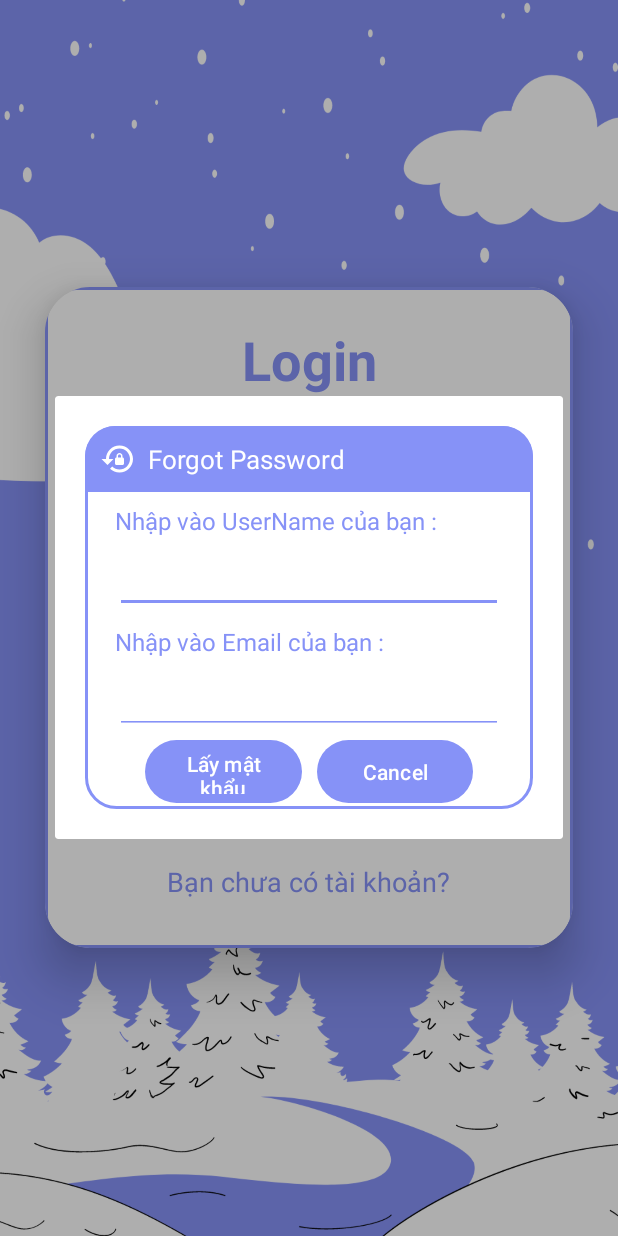
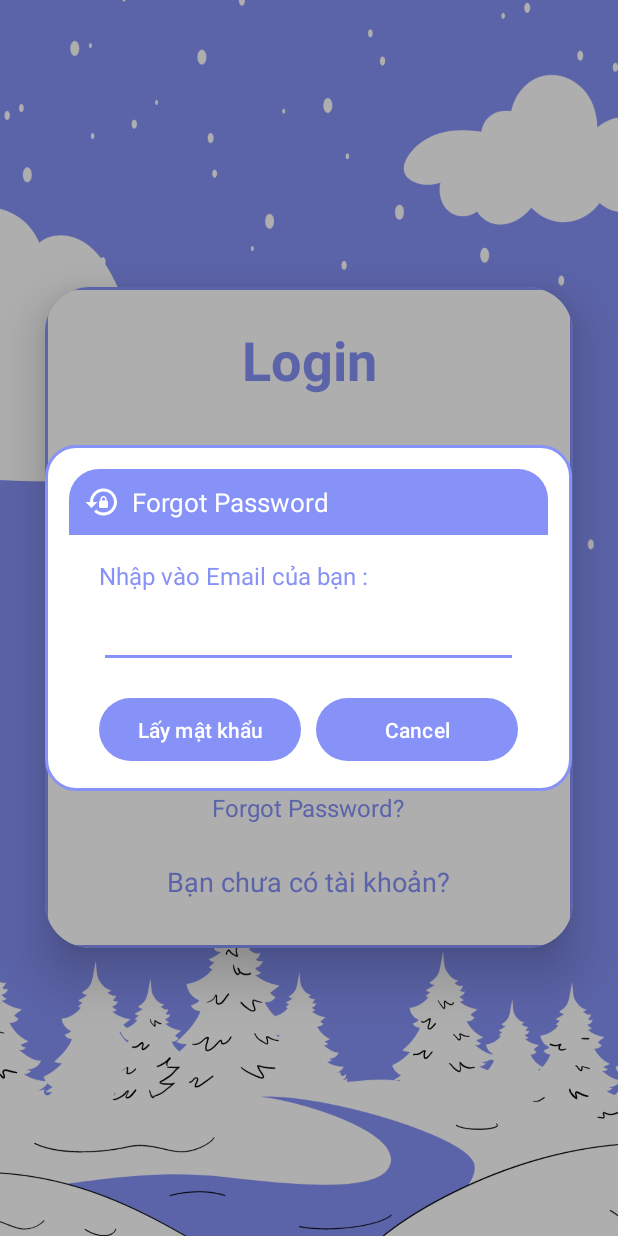
Before and after one commit to Devcujx2112/AppOrderFood, an Android app: the GUI_Login screen opened directly, with no data from a screen before it, after a tap on "Forgot Password?", on a phone screen of 412 x 824 dp. Run offline under Robolectric (Android 15) with nearby library versions, the phone set to English and light mode, and no system bars; our stand-ins replace Firebase (no records; nobody signed in at launch, a user with empty details on screens opened directly).

Commit message:
Done login

```diff
--- a/app/src/main/java/com/tungduong/orderfood/GUI/GUI_Login.java
+++ b/app/src/main/java/com/tungduong/orderfood/GUI/GUI_Login.java
@@ -1,33 +1,31 @@
 package com.tungduong.orderfood.GUI;
 
-import android.app.Dialog;
 import android.content.Intent;
+import android.graphics.drawable.ColorDrawable;
 import android.os.Bundle;
 import android.text.TextUtils;
 import android.util.Patterns;
-import android.view.LayoutInflater;
 import android.view.View;
-import android.view.WindowManager;
 import android.widget.Button;
 import android.widget.EditText;
 import android.widget.TextView;
 import android.widget.Toast;
-
 import androidx.activity.EdgeToEdge;
+import androidx.annotation.NonNull;
 import androidx.appcompat.app.AlertDialog;
 import androidx.appcompat.app.AppCompatActivity;
-
+import com.google.android.gms.tasks.OnCompleteListener;
+import com.google.android.gms.tasks.Task;
+import com.google.firebase.auth.FirebaseAuth;
 import com.tungduong.orderfood.DAO.DAO_Account;
 import com.tungduong.orderfood.Entity.Account;
 import com.tungduong.orderfood.R;
-
 import java.util.ArrayList;
 import java.util.List;
-import java.util.regex.Pattern;
 
 public class GUI_Login extends AppCompatActivity {
 
-    EditText txt_userName,txt_passWord;
+    EditText txt_email,txt_passWord;
     Button btn_login;
     TextView tv_signin,tv_forgotPassWord;
     List<Account> accountList;
@@ -59,67 +57,130 @@ public class GUI_Login extends AppCompatActivity {
         btn_login.setOnClickListener(new View.OnClickListener() {
             @Override
             public void onClick(View view) {
-                String userName = txt_userName.getText().toString().trim();
+                String email = txt_email.getText().toString().trim();
                 String passWord = txt_passWord.getText().toString().trim();
-                if (userName.isEmpty() || passWord.isEmpty()){
+                if (email.isEmpty() || passWord.isEmpty()){
                     Toast.makeText(GUI_Login.this,"Vui lòng nhập đầy đủ thông tin",Toast.LENGTH_SHORT).show();
                     return;
                 }
-                daoAccount.CheckLogin(userName,passWord,GUI_Login.this);
+                daoAccount.CheckLogin(email,passWord,GUI_Login.this);
 
             }
         });
 
         tv_forgotPassWord.setOnClickListener(new View.OnClickListener() {
+//            @Override
+//            public void onClick(View view) {
+//                ShowForgotPassword();
+//            }
+            FirebaseAuth auth = FirebaseAuth.getInstance();
             @Override
             public void onClick(View view) {
-                ShowForgotPassword();
-            }
-        });
-    }
+                // Tạo AlertDialog
+                AlertDialog.Builder builder = new AlertDialog.Builder(GUI_Login.this);
+                View dialogView = getLayoutInflater().inflate(R.layout.dialog_forgotpassword, null);
+                EditText emailBox = dialogView.findViewById(R.id.emailBox);
 
-    public void ShowForgotPassword(){
-        Dialog dialog = new Dialog(this);
+                builder.setView(dialogView);
+                AlertDialog dialog = builder.create();
 
-        View dialogView = LayoutInflater.from(this).inflate(R.layout.dialog_forgotpassword,null);
-        dialog.setContentView(dialogView);
+                // Xử lý sự kiện khi bấm nút "Lấy lại mật khẩu"
+                dialogView.findViewById(R.id.btn_takePassword).setOnClickListener(new View.OnClickListener() {
+                    @Override
+                    public void onClick(View view) {
+                        String userEmail = emailBox.getText().toString().trim();
 
-        EditText txt_fgEmail,txt_fgUserName;
-        Button btn_passWord,btn_cancel;
+                        // Kiểm tra email có hợp lệ không
+                        if (TextUtils.isEmpty(userEmail)) {
+                            Toast.makeText(GUI_Login.this, "Vui lòng nhập Email của bạn", Toast.LENGTH_SHORT).show();
+                            return;
+                        }
+                        if (!Patterns.EMAIL_ADDRESS.matcher(userEmail).matches()) {
+                            Toast.makeText(GUI_Login.this, "Email không hợp lệ", Toast.LENGTH_SHORT).show();
+                            return;
+                        }
 
-        txt_fgEmail = dialogView.findViewById(R.id.emailBox);
-        txt_fgUserName = dialogView.findViewById(R.id.userNameBox);
-        btn_cancel = dialogView.findViewById(R.id.btn_cancel);
-        btn_passWord = dialogView.findViewById(R.id.btn_takePassword);
+                        // Gửi email đặt lại mật khẩu qua Firebase
+                        auth.sendPasswordResetEmail(userEmail)
+                                .addOnCompleteListener(new OnCompleteListener<Void>() {
+                                    @Override
+                                    public void onComplete(@NonNull Task<Void> task) {
+                                        if (task.isSuccessful()) {
+                                            Toast.makeText(GUI_Login.this, "Vui lòng kiểm tra Email để đặt lại mật khẩu", Toast.LENGTH_SHORT).show();
+                                            dialog.dismiss();
+                                        } else {
+                                            // Kiểm tra lỗi và thông báo chi tiết hơn
+                                            String errorMessage = task.getException() != null ? task.getException().getMessage() : "Không thể gửi Email";
+                                            Toast.makeText(GUI_Login.this, errorMessage, Toast.LENGTH_SHORT).show();
+                                        }
+                                    }
+                                });
+                    }
+                });
 
-        btn_passWord.setOnClickListener(new View.OnClickListener() {
-            @Override
-            public void onClick(View view) {
-                String userName = txt_fgUserName.getText().toString().trim();
-                String email = txt_fgEmail.getText().toString().trim();
+                // Xử lý sự kiện khi bấm nút "Hủy"
+                dialogView.findViewById(R.id.btn_cancel).setOnClickListener(new View.OnClickListener() {
+                    @Override
+                    public void onClick(View view) {
+                        dialog.dismiss();
+                    }
+                });
 
-                if (TextUtils.isEmpty(email) || TextUtils.isEmpty(userName)) {
-                    Toast.makeText(GUI_Login.this, "Vui lòng nhập đầy đủ thông tin", Toast.LENGTH_SHORT).show();
-                    return;
+                // Xóa nền của dialog (làm nền trong suốt)
+                if (dialog.getWindow() != null) {
+                    dialog.getWindow().setBackgroundDrawable(new ColorDrawable(0));
                 }
-                daoAccount.ForgotPassword(userName,email,GUI_Login.this);
+
+                // Hiển thị dialog
+                dialog.show();
             }
         });
 
-        btn_cancel.setOnClickListener(v -> {
-            dialog.dismiss();
-        });
+    }
 
-        dialog.show();
-        //đặt kích thước dialog tùy biến với màn hình
-        WindowManager.LayoutParams layoutParams = dialog.getWindow().getAttributes();
-        layoutParams.width = (int) (getResources().getDisplayMetrics().widthPixels * 0.9); // Chiều rộng 90% màn hình
-        layoutParams.height = WindowManager.LayoutParams.WRAP_CONTENT; // Chiều cao tự động
-        dialog.getWindow().setAttributes(layoutParams);
-
-    }
+//    public void ShowForgotPassword(){
+//        Dialog dialog = new Dialog(this);
+//
+//        View dialogView = LayoutInflater.from(this).inflate(R.layout.dialog_forgotpassword,null);
+//        dialog.setContentView(dialogView);
+//
+//        EditText txt_fgEmail,txt_fgUserName;
+//        Button btn_passWord,btn_cancel;
+//
+//        txt_fgEmail = dialogView.findViewById(R.id.emailBox);
+//        txt_fgUserName = dialogView.findViewById(R.id.userNameBox);
+//        btn_cancel = dialogView.findViewById(R.id.btn_cancel);
+//        btn_passWord = dialogView.findViewById(R.id.btn_takePassword);
+//
+//        btn_passWord.setOnClickListener(new View.OnClickListener() {
+//            @Override
+//            public void onClick(View view) {
+//                String userName = txt_fgUserName.getText().toString().trim();
+//                String email = txt_fgEmail.getText().toString().trim();
+//
+//                if (TextUtils.isEmpty(email) || TextUtils.isEmpty(userName)) {
+//                    Toast.makeText(GUI_Login.this, "Vui lòng nhập đầy đủ thông tin", Toast.LENGTH_SHORT).show();
+//                    return;
+//                }
+//                daoAccount.ForgotPassword(userName,email,GUI_Login.this);
+//                dialog.dismiss();
+//            }
+//        });
+//
+//        btn_cancel.setOnClickListener(v -> {
+//            dialog.dismiss();
+//        });
+//
+//        dialog.show();
+//        //đặt kích thước dialog tùy biến với màn hình
+//        WindowManager.LayoutParams layoutParams = dialog.getWindow().getAttributes();
+//        layoutParams.width = (int) (getResources().getDisplayMetrics().widthPixels * 0.9); // Chiều rộng 90% màn hình
+//        layoutParams.height = WindowManager.LayoutParams.WRAP_CONTENT; // Chiều cao tự động
+//        dialog.getWindow().setAttributes(layoutParams);
+//
+//    }
     public void AnhXa(){
-        txt_userName = findViewById(R.id.txt_userNameLogin);
+        txt_email = findViewById(R.id.txt_emailLogin);
         txt_passWord = findViewById(R.id.txt_passWordLogin);
         btn_login = findViewById(R.id.btn_login);
         tv_signin = findViewById(R.id.tv_signin);
--- a/app/src/main/res/layout/activity_login.xml
+++ b/app/src/main/res/layout/activity_login.xml
@@ -37,12 +37,12 @@
             <EditText
                 android:layout_width="match_parent"
                 android:layout_height="50dp"
-                android:id="@+id/txt_userNameLogin"
+                android:id="@+id/txt_emailLogin"
                 android:background="@drawable/custom_edittext"
                 android:layout_marginTop="40dp"
                 android:padding="8dp"
-                android:hint="Username"
-                android:drawableLeft="@drawable/username"
+                android:hint="Email"
+                android:drawableLeft="@drawable/email"
                 android:drawablePadding="8dp"
                 android:textColor="@color/black"/>
 
--- a/app/src/main/res/layout/activity_signup.xml
+++ b/app/src/main/res/layout/activity_signup.xml
@@ -41,7 +41,7 @@
                 android:background="@drawable/custom_edittext"
                 android:layout_marginTop="40dp"
                 android:padding="8dp"
-                android:hint="Name"
+                android:hint="Full Name"
                 android:drawableLeft="@drawable/name"
                 android:drawablePadding="8dp"
                 android:textColor="@color/black"/>
@@ -62,11 +62,11 @@
             <EditText
                 android:layout_width="match_parent"
                 android:layout_height="50dp"
-                android:id="@+id/txt_userName"
+                android:id="@+id/txt_phone"
                 android:background="@drawable/custom_edittext"
                 android:layout_marginTop="20dp"
                 android:padding="8dp"
-                android:hint="Username"
+                android:hint="Phone Number"
                 android:drawableLeft="@drawable/username"
                 android:drawablePadding="8dp"
                 android:textColor="@color/black"/>
--- a/app/src/main/res/layout/dialog_forgotpassword.xml
+++ b/app/src/main/res/layout/dialog_forgotpassword.xml
@@ -12,10 +12,12 @@
         android:layout_height="wrap_content"
         android:id="@+id/dialogBox"
         app:layout_constraintTop_toTopOf="parent"
-        android:background="@drawable/white_box">
+        app:layout_constraintBottom_toBottomOf="parent"
+        android:background="@drawable/white_box"
+        android:padding="16dp">
 
         <TextView
-            android:layout_width="match_parent"
+            android:layout_width="0dp"
             android:layout_height="wrap_content"
             android:id="@+id/forgot_Title"
             android:text="Forgot Password"
@@ -25,48 +27,21 @@
             android:textColor="@color/white"
             android:drawableLeft="@drawable/reset"
             android:drawablePadding="8dp"
-            app:layout_constraintTop_toTopOf="parent"/>
-
-        <TextView
-            android:layout_width="match_parent"
-            android:layout_height="wrap_content"
-            android:id="@+id/desc"
-            android:text="Nhập vào UserName của bạn :"
-            android:layout_marginStart="20dp"
-            android:layout_marginEnd="20dp"
-            android:layout_marginTop="8dp"
-            android:textSize="16sp"
-            android:textColor="@color/lavender"
-            app:layout_constraintTop_toBottomOf="@id/forgot_Title"
-            app:layout_constraintStart_toStartOf="parent"
-            app:layout_constraintEnd_toEndOf="parent"/>
-
-        <EditText
-            android:layout_width="0dp"
-            android:layout_height="wrap_content"
-            android:id="@+id/userNameBox"
-            android:textColor="@color/lavender"
-            android:textSize="16sp"
-            android:layout_marginTop="8dp"
-            android:layout_marginStart="20dp"
-            android:layout_marginEnd="20dp"
-            android:maxLines="1"
-            android:backgroundTint="@color/lavender"
-            app:layout_constraintTop_toBottomOf="@id/desc"
+            app:layout_constraintTop_toTopOf="parent"
             app:layout_constraintStart_toStartOf="parent"
             app:layout_constraintEnd_toEndOf="parent"/>
 
         <TextView
-            android:layout_width="match_parent"
+            android:layout_width="0dp"
             android:layout_height="wrap_content"
             android:id="@+id/decs2"
             android:text="Nhập vào Email của bạn :"
             android:layout_marginStart="20dp"
             android:layout_marginEnd="20dp"
-            android:layout_marginTop="8dp"
+            android:layout_marginTop="16dp"
             android:textSize="16sp"
             android:textColor="@color/lavender"
-            app:layout_constraintTop_toBottomOf="@id/userNameBox"
+            app:layout_constraintTop_toBottomOf="@id/forgot_Title"
             app:layout_constraintStart_toStartOf="parent"
             app:layout_constraintEnd_toEndOf="parent"/>
 
@@ -89,7 +64,8 @@
             android:layout_width="0dp"
             android:layout_height="50dp"
             android:id="@+id/btn_takePassword"
-            android:layout_marginStart="40dp"
+            android:layout_marginTop="16dp"
+            android:layout_marginStart="20dp"
             android:layout_marginEnd="10dp"
             android:text="Lấy mật khẩu"
             android:textColor="@color/white"
@@ -103,7 +79,8 @@
             android:layout_height="50dp"
             android:id="@+id/btn_cancel"
             android:text="Cancel"
-            android:layout_marginEnd="40dp"
+            android:layout_marginTop="16dp"
+            android:layout_marginEnd="20dp"
             android:textColor="@color/white"
             android:textSize="14sp"
             app:layout_constraintEnd_toEndOf="parent"
```
Also changed, not shown: app/src/main/java/com/tungduong/orderfood/DAO/DAO_Account.java (+79 -125 lines), app/src/main/java/com/tungduong/orderfood/Entity/Account.java (+15 -23 lines), app/src/main/java/com/tungduong/orderfood/GUI/GUI_SignUp.java (+7 -7 lines).
